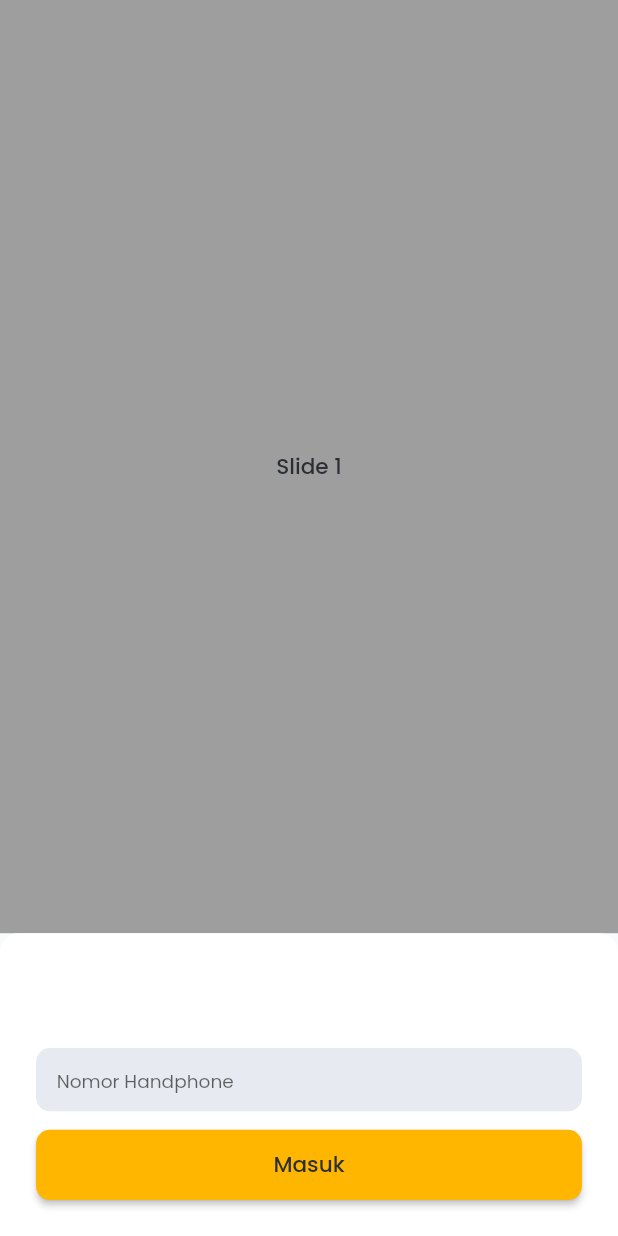
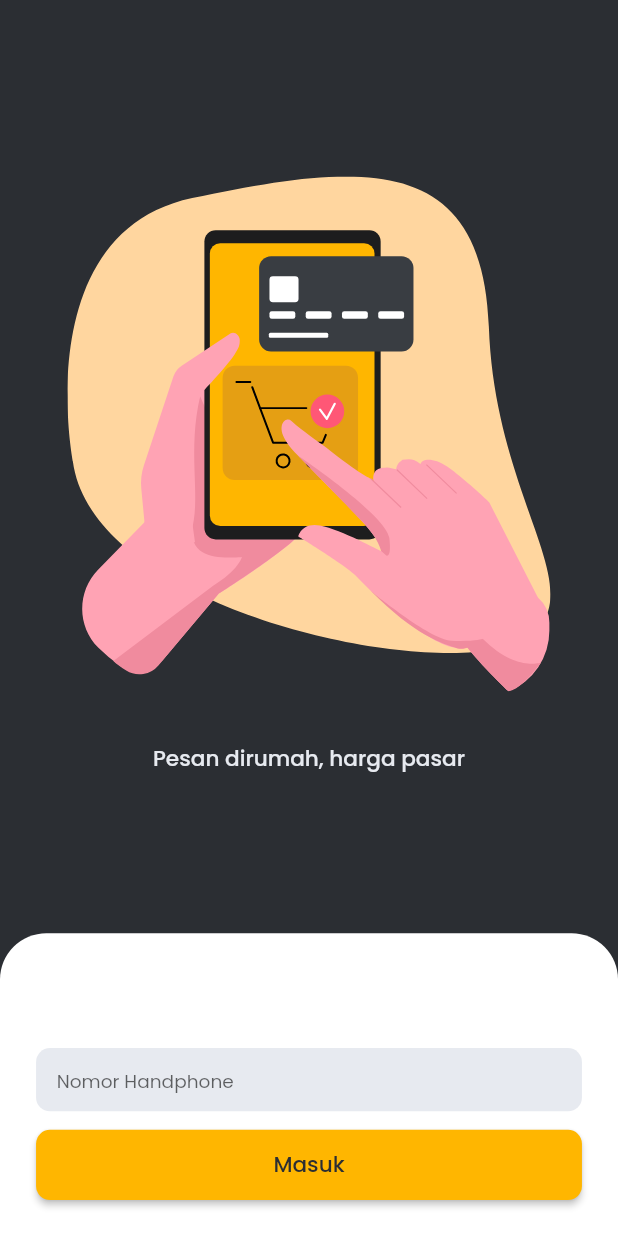
Before and after one commit to meimodev/mapalus, a Flutter app: the SigningScreen screen opened by its route, on a phone screen of 412 x 824 dp. Run offline on Flutter 3.47's test engine with Material 2 defaults, Android fonts, the phone set to English and light mode, and no system bars; drawn by our look-alikes of carousel_slider; our stand-ins replace badges, flutter_rating_bar, flutter_screenutil, flutter_svg; statements that could not run were skipped.

Commit message:
Pre-firebase

```diff
--- a/lib/app/modules/signin/signing_screen.dart
+++ b/lib/app/modules/signin/signing_screen.dart
@@ -1,6 +1,7 @@
 import 'package:carousel_slider/carousel_slider.dart';
 import 'package:flutter/material.dart';
 import 'package:flutter_screenutil/flutter_screenutil.dart';
+import 'package:flutter_svg/flutter_svg.dart';
 import 'package:mapalus/app/widgets/screen_wrapper.dart';
 import 'package:mapalus/shared/enums.dart';
 import 'package:mapalus/shared/routes.dart';
@@ -12,17 +13,30 @@ class SigningScreen extends StatelessWidget {
   @override
   Widget build(BuildContext context) {
     return ScreenWrapper(
+      backgroundColor: Palette.accent,
       child: Column(
+        crossAxisAlignment: CrossAxisAlignment.stretch,
         children: [
           Expanded(
             child: Container(
-              color: Colors.grey,
+              color: Palette.accent,
               child: CarouselSlider(
                   items: [
-                    _buildGraphicHolderCard(context, Text('Slide 1')),
                     _buildGraphicHolderCard(
-                        context, Container(color: Colors.red)),
-                    _buildGraphicHolderCard(context, Text('Slide 3')),
+                      context: context,
+                      assetName: 'assets/vectors/phone.svg',
+                      text: 'Pesan dirumah, harga pasar',
+                    ),
+                    _buildGraphicHolderCard(
+                      context: context,
+                      assetName: 'assets/vectors/bike.svg',
+                      text: 'Tinggal tunggu, kami antar',
+                    ),
+                    _buildGraphicHolderCard(
+                      context: context,
+                      assetName: 'assets/vectors/packet.svg',
+                      text: 'Tidak sesuai, kami ganti',
+                    ),
                   ],
                   options: CarouselOptions(
                     pauseAutoPlayOnTouch: true,
@@ -46,13 +60,38 @@ class SigningScreen extends StatelessWidget {
     );
   }
 
-  _buildGraphicHolderCard(BuildContext context, Widget child) {
+  _buildGraphicHolderCard({
+    required BuildContext context,
+    required String assetName,
+    required String text,
+  }) {
     return Column(
       crossAxisAlignment: CrossAxisAlignment.stretch,
       children: [
         Expanded(
           child: Center(
-            child: child,
+            child: Column(
+              mainAxisAlignment: MainAxisAlignment.center,
+              children: [
+                Container(
+                  padding: EdgeInsets.symmetric(
+                    horizontal: Insets.small.w,
+                    vertical: Insets.small.h,
+                  ),
+                  child: SvgPicture.asset(
+                    assetName,
+                    height: 300.w,
+                  ),
+                ),
+                SizedBox(height: Insets.medium.h),
+                Text(
+                  text,
+                  style: Theme.of(context).textTheme.bodyText1?.copyWith(
+                        color: Palette.editable,
+                      ),
+                ),
+              ],
+            ),
           ),
         ),
       ],
@@ -72,7 +111,7 @@ class _CardSigningState extends State<CardSigning> {
 
   generateSigningButton() {
     String _buttonText;
-    late var _onPressed;
+    Null Function() _onPressed;
 
     switch (signingState) {
       case CardSigningState.oneTimePassword:
@@ -129,7 +168,7 @@ class _CardSigningState extends State<CardSigning> {
       decoration: BoxDecoration(
         color: Palette.cardForeground,
         borderRadius: BorderRadius.vertical(
-          top: Radius.circular(12.sp),
+          top: Radius.circular(30.sp),
         ),
       ),
       child: Column(
--- a/lib/app/widgets/screen_wrapper.dart
+++ b/lib/app/widgets/screen_wrapper.dart
@@ -2,15 +2,17 @@ import 'package:flutter/material.dart';
 import 'package:mapalus/shared/theme.dart';
 
 class ScreenWrapper extends StatelessWidget {
-  const ScreenWrapper({Key? key, required this.child}) : super(key: key);
+  const ScreenWrapper({Key? key, required this.child, this.backgroundColor})
+      : super(key: key);
 
   final Widget child;
+  final Color? backgroundColor;
 
   @override
   Widget build(BuildContext context) {
     return SafeArea(
         child: Scaffold(
-      backgroundColor: Palette.scaffold,
+      backgroundColor: backgroundColor ?? Palette.scaffold,
       body: child,
     ));
   }
```
Also changed, not shown: assets/vectors/bike.svg (added), assets/vectors/packet.svg (added), assets/vectors/phone.svg (added).
